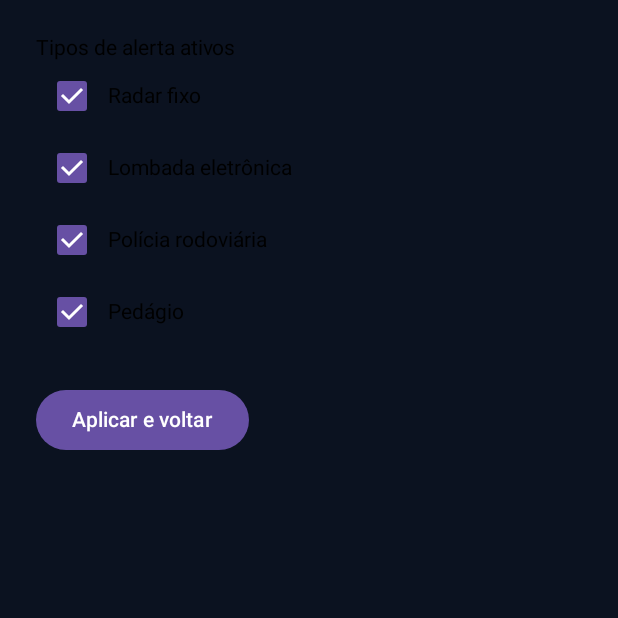
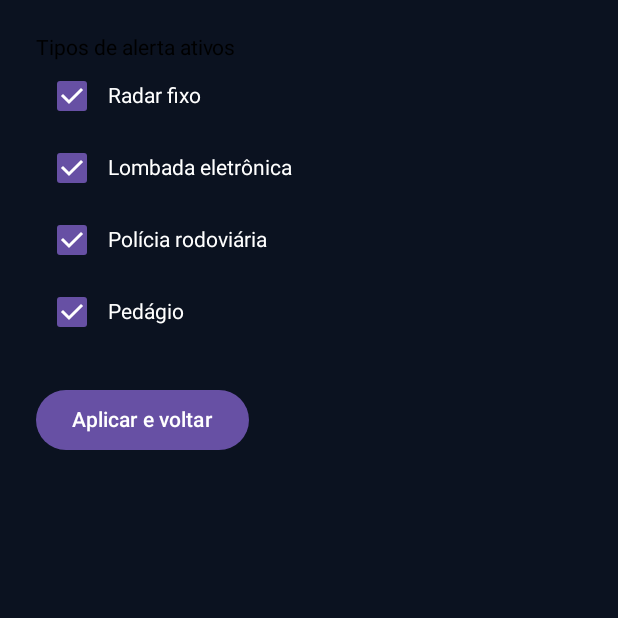
Before and after one commit to CmteInacio/RadarAlert, an Android app built with Jetpack Compose: the AlertTypeSettingsActivity screen opened directly, with no data from a screen before it, on a phone screen of 412 x 824 dp, the top half of it. Run offline under Robolectric (Android 15) with nearby library versions, the light colour scheme and no system bars; our stand-ins replace Room's generated code.

Commit message:
Alteração de cor nas configurações

```diff
--- a/android/app/src/main/java/com/radaralert/app/presentation/AlertTypeSettingsActivity.kt
+++ b/android/app/src/main/java/com/radaralert/app/presentation/AlertTypeSettingsActivity.kt
@@ -11,18 +11,18 @@ import androidx.compose.foundation.layout.padding
 import androidx.compose.material3.Button
 import androidx.compose.material3.Checkbox
 import androidx.compose.material3.Text
-import androidx.compose.runtime.Composable
 import androidx.compose.runtime.getValue
 import androidx.compose.runtime.mutableStateOf
 import androidx.compose.runtime.remember
 import androidx.compose.runtime.setValue
 import androidx.compose.ui.Alignment
 import androidx.compose.ui.Modifier
+import androidx.compose.ui.graphics.Color
 import androidx.compose.ui.unit.dp
 import com.radaralert.app.RadarAlertApp
 import com.radaralert.app.domain.TipoAlerta
 import com.radaralert.app.service.RadarForegroundService
-
+private val WhiteColor = Color(0xFFFFFFFF)
 private fun labelFor(tipo: TipoAlerta): String = when (tipo) {
     TipoAlerta.RADAR_FIXO -> "Radar fixo"
     TipoAlerta.LOMBADA_ELETRONICA -> "Lombada eletrônica"
@@ -51,7 +51,7 @@ class AlertTypeSettingsActivity : ComponentActivity() {
                                 enabled = if (checked) enabled + tipo else enabled - tipo
                             }
                         )
-                        Text(text = labelFor(tipo))
+                        Text(text = labelFor(tipo), color = WhiteColor)
                     }
                 }
 
```
